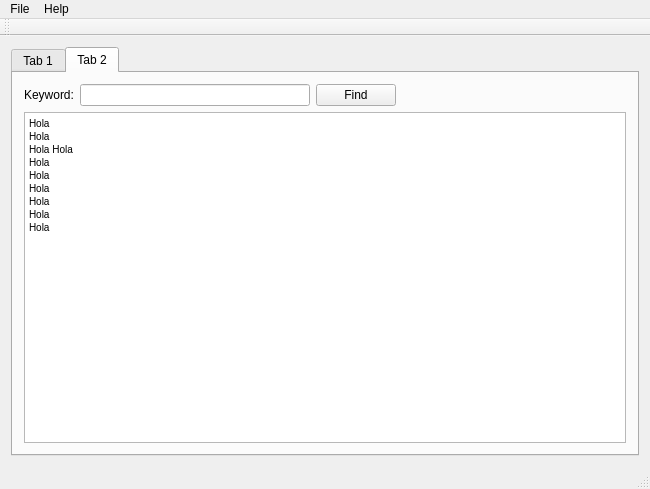
Old version of the form Kraken/kraken.ui in the repository ivanlinux17/kraken.
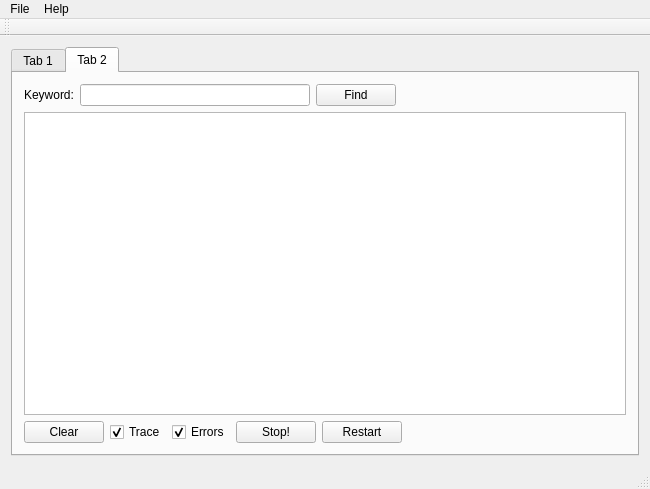
New version of the form.

Commit message: Added logging capabilities ;-)

Patch:
```diff
--- a/Kraken/kraken.ui
+++ b/Kraken/kraken.ui
@@ -116,25 +116,66 @@
         <item>
          <layout class="QVBoxLayout" name="verticalLayout">
           <item>
-           <widget class="QTextBrowser" name="textBrowser">
-            <property name="html">
-             <string>&lt;!DOCTYPE HTML PUBLIC &quot;-//W3C//DTD HTML 4.0//EN&quot; &quot;http://www.w3.org/TR/REC-html40/strict.dtd&quot;&gt;
-&lt;html&gt;&lt;head&gt;&lt;meta name=&quot;qrichtext&quot; content=&quot;1&quot; /&gt;&lt;style type=&quot;text/css&quot;&gt;
-p, li { white-space: pre-wrap; }
-&lt;/style&gt;&lt;/head&gt;&lt;body style=&quot; font-family:'MS Shell Dlg 2'; font-size:7.8pt; font-weight:400; font-style:normal;&quot;&gt;
-&lt;p style=&quot; margin-top:0px; margin-bottom:0px; margin-left:0px; margin-right:0px; -qt-block-indent:0; text-indent:0px;&quot;&gt;Hola &lt;/p&gt;
-&lt;p style=&quot; margin-top:0px; margin-bottom:0px; margin-left:0px; margin-right:0px; -qt-block-indent:0; text-indent:0px;&quot;&gt;Hola &lt;/p&gt;
-&lt;p style=&quot; margin-top:0px; margin-bottom:0px; margin-left:0px; margin-right:0px; -qt-block-indent:0; text-indent:0px;&quot;&gt;Hola Hola &lt;/p&gt;
-&lt;p style=&quot; margin-top:0px; margin-bottom:0px; margin-left:0px; margin-right:0px; -qt-block-indent:0; text-indent:0px;&quot;&gt;Hola &lt;/p&gt;
-&lt;p style=&quot; margin-top:0px; margin-bottom:0px; margin-left:0px; margin-right:0px; -qt-block-indent:0; text-indent:0px;&quot;&gt;Hola &lt;/p&gt;
-&lt;p style=&quot; margin-top:0px; margin-bottom:0px; margin-left:0px; margin-right:0px; -qt-block-indent:0; text-indent:0px;&quot;&gt;Hola &lt;/p&gt;
-&lt;p style=&quot; margin-top:0px; margin-bottom:0px; margin-left:0px; margin-right:0px; -qt-block-indent:0; text-indent:0px;&quot;&gt;Hola &lt;/p&gt;
-&lt;p style=&quot; margin-top:0px; margin-bottom:0px; margin-left:0px; margin-right:0px; -qt-block-indent:0; text-indent:0px;&quot;&gt;Hola &lt;/p&gt;
-&lt;p style=&quot; margin-top:0px; margin-bottom:0px; margin-left:0px; margin-right:0px; -qt-block-indent:0; text-indent:0px;&quot;&gt;Hola &lt;/p&gt;
-&lt;p style=&quot;-qt-paragraph-type:empty; margin-top:0px; margin-bottom:0px; margin-left:0px; margin-right:0px; -qt-block-indent:0; text-indent:0px;&quot;&gt;&lt;br /&gt;&lt;/p&gt;&lt;/body&gt;&lt;/html&gt;</string>
+           <widget class="QPlainTextEdit" name="logEdit"/>
+          </item>
+         </layout>
+        </item>
+        <item>
+         <layout class="QHBoxLayout" name="horizontalLayout_2">
+          <item>
+           <widget class="QPushButton" name="clearButton">
+            <property name="text">
+             <string>Clear</string>
             </property>
            </widget>
           </item>
+          <item>
+           <widget class="QCheckBox" name="traceCheck">
+            <property name="text">
+             <string>Trace</string>
+            </property>
+            <property name="checked">
+             <bool>true</bool>
+            </property>
+           </widget>
+          </item>
+          <item>
+           <widget class="QCheckBox" name="errorsCheck">
+            <property name="text">
+             <string>Errors</string>
+            </property>
+            <property name="checked">
+             <bool>true</bool>
+            </property>
+           </widget>
+          </item>
+          <item>
+           <widget class="QPushButton" name="stopButton">
+            <property name="text">
+             <string>Stop!</string>
+            </property>
+           </widget>
+          </item>
+          <item>
+           <widget class="QPushButton" name="pushButton_2">
+            <property name="text">
+             <string>Restart</string>
+            </property>
+           </widget>
+          </item>
+          <item>
+           <spacer name="horizontalSpacer_2">
+            <property name="orientation">
+             <enum>Qt::Horizontal</enum>
+            </property>
+            <property name="sizeHint" stdset="0">
+             <size>
+              <width>40</width>
+              <height>20</height>
+             </size>
+            </property>
+           </spacer>
+          </item>
          </layout>
         </item>
        </layout>
```
Left out of the diff: 4 changed lines with no effect on the pictures. The commit also changes 2 other files.
